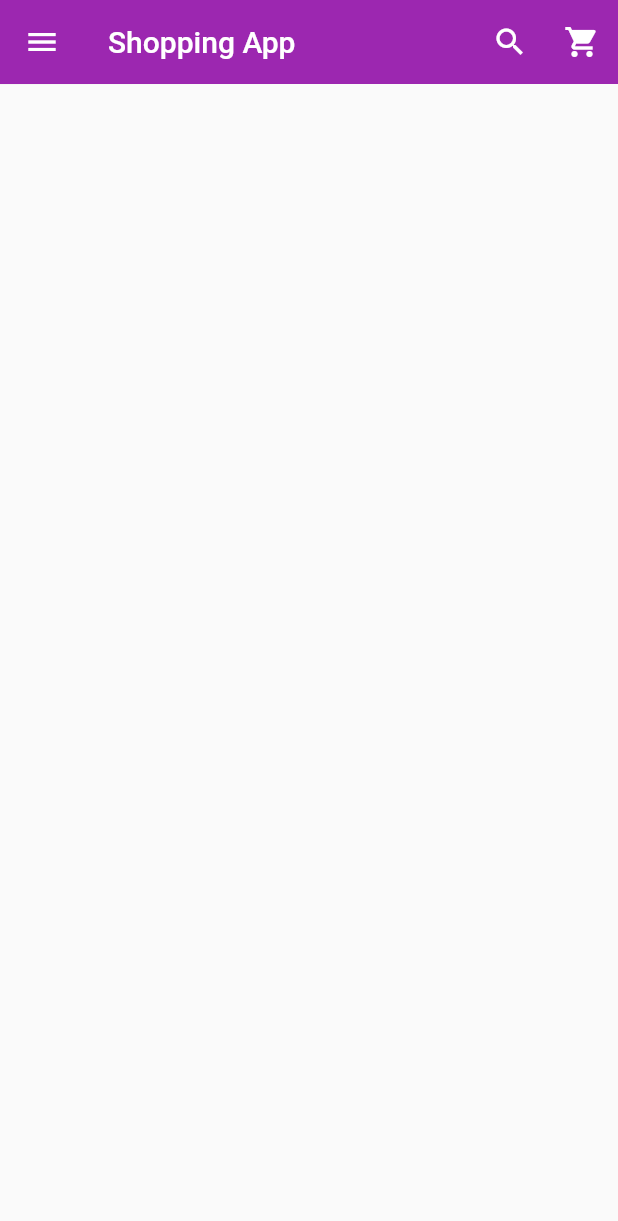
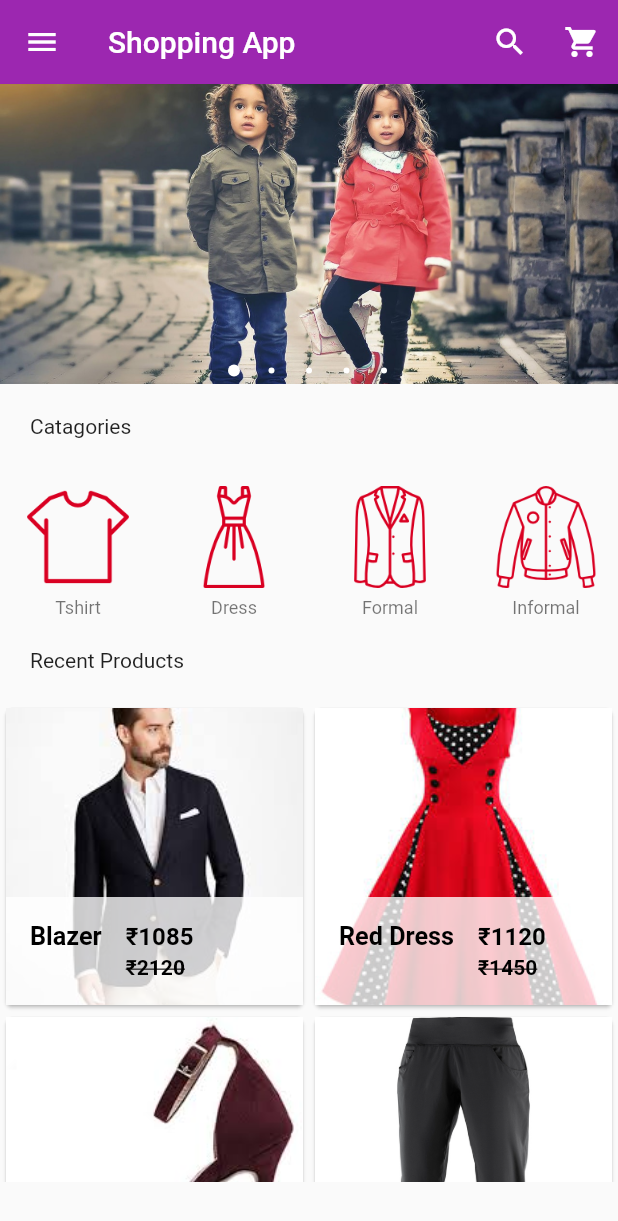
Before and after one commit to Swamim18/ecommerce, a Flutter app: the screen it shows after launch, on a phone screen of 412 x 824 dp. Shown: the top 1221 px of the screen. Run offline on Flutter 3.47's test engine with Material 2 defaults, Android fonts, the phone set to English and light mode, and no system bars; drawn by our look-alikes of carousel_pro.

Commit message:
Product Detail page added

```diff
--- /dev/null
+++ b/lib/components/horizontal_listview.dart
@@ -0,0 +1,73 @@
+import 'package:flutter/material.dart';
+
+class HorizontalList extends StatelessWidget {
+  @override
+  Widget build(BuildContext context) {
+    return Container(
+      height: 100.0,
+      child: ListView(
+        scrollDirection: Axis.horizontal,
+        children: <Widget>[
+          Catagory(
+            imageLocation: 'images/cats/tshirt.png',
+            imageCaption: 'Tshirt',
+          ),
+          Catagory(
+            imageLocation: 'images/cats/dress.png',
+            imageCaption: 'Dress',
+          ),
+          Catagory(
+            imageLocation: 'images/cats/formal.png',
+            imageCaption: 'Formal',
+          ),
+          Catagory(
+            imageLocation: 'images/cats/informal.png',
+            imageCaption: 'Informal',
+          ),
+          Catagory(
+            imageLocation: 'images/cats/shoe.png',
+            imageCaption: 'Shoe',
+          ),
+          Catagory(
+            imageLocation: 'images/cats/jeans.png',
+            imageCaption: 'Jeans',
+          ),
+          Catagory(
+            imageLocation: 'images/cats/accessories.png',
+            imageCaption: 'Accessories',
+          ),
+        ],
+      ),
+    );
+  }
+}
+
+class Catagory extends StatelessWidget {
+  final String imageLocation;
+  final String imageCaption;
+
+  Catagory({this.imageLocation, this.imageCaption});
+
+  @override
+  Widget build(BuildContext context) {
+    return Padding(
+        padding: const EdgeInsets.all(2.0),
+        child: InkWell(
+            onTap: () {},
+            child: Container(
+                width: 100.0,
+                child: ListTile(
+                    title: Image.asset(
+                      imageLocation,
+                      width: 100.0,
+                      height: 80.0,
+                    ),
+                    subtitle: Container(
+                      alignment: Alignment.topCenter,
+                      child: Text(
+                        imageCaption,
+                        style: new TextStyle(fontSize: 12.0),
+                      ),
+                    )))));
+  }
+}
--- /dev/null
+++ b/lib/components/products.dart
@@ -0,0 +1,106 @@
+import 'package:flutter/material.dart';
+import 'package:ecommerce/components/pages/product_details.dart';
+
+class Products extends StatefulWidget {
+  @override
+  _ProductsState createState() => _ProductsState();
+}
+
+class _ProductsState extends State<Products> {
+  var prodList = [
+    {
+      "name": "Blazer",
+      "picture": "images/products/blazer1.jpeg",
+      "old_price": 2120,
+      "price": 1085,
+    },
+    {
+      "name": "Red Dress",
+      "picture": "images/products/dress1.jpeg",
+      "old_price": 1450,
+      "price": 1120,
+    },
+    {
+      "name": "Heels",
+      "picture": "images/products/hills1.jpeg",
+      "old_price": 1100,
+      "price": 985,
+    },
+    {
+      "name": "Pants",
+      "picture": "images/products/pants1.jpg",
+      "old_price": 2120,
+      "price": 1100,
+    },
+  ];
+  @override
+  Widget build(BuildContext context) {
+    return GridView.builder(
+      itemCount: prodList.length,
+      gridDelegate:
+          new SliverGridDelegateWithFixedCrossAxisCount(crossAxisCount: 2),
+      itemBuilder: (BuildContext context, int index) {
+        return SingleProd(
+          prodName: prodList[index]['name'],
+          prodPic: prodList[index]['picture'],
+          prodOldPrice: prodList[index]['old_price'],
+          prodPrice: prodList[index]['price'],
+        );
+      },
+    );
+  }
+}
+
+class SingleProd extends StatelessWidget {
+  final prodName;
+  final prodPic;
+  final prodOldPrice;
+  final prodPrice;
+
+  SingleProd({this.prodName, this.prodPic, this.prodOldPrice, this.prodPrice});
+  @override
+  Widget build(BuildContext context) {
+    return Card(
+      child: Hero(
+          tag: prodName,
+          child: Material(
+              child: InkWell(
+            onTap: () => Navigator.of(context).push(MaterialPageRoute(
+                //Passing the product values here
+                builder: (context) => ProductDetails(
+                      prodDetailName: prodName,
+                      prodDetailNewPrice: prodPrice,
+                      prodDetailOldPrice: prodOldPrice,
+                      prodDetailPicture: prodPic,
+                    ))),
+            child: GridTile(
+                footer: Container(
+                  color: Color.fromARGB(200, 255, 255, 255),
+                  child: Center(
+                      child: ListTile(
+                    leading: Text(prodName,
+                        textScaleFactor: 1.2,
+                        style: TextStyle(
+                            color: Colors.black, fontWeight: FontWeight.bold)),
+                    title: Text(
+                      "₹$prodPrice",
+                      style: TextStyle(
+                          color: Colors.black, fontWeight: FontWeight.bold),
+                    ),
+                    subtitle: Text(
+                      "₹$prodOldPrice",
+                      style: TextStyle(
+                          color: Colors.black,
+                          fontWeight: FontWeight.bold,
+                          decoration: TextDecoration.lineThrough),
+                    ),
+                  )),
+                ),
+                child: Image.asset(
+                  prodPic,
+                  fit: BoxFit.cover,
+                )),
+          ))),
+    );
+  }
+}
--- a/lib/main.dart
+++ b/lib/main.dart
@@ -1,5 +1,8 @@
 import 'package:flutter/material.dart';
 import 'package:carousel_pro/carousel_pro.dart';
+
+import 'package:ecommerce/components/horizontal_listview.dart';
+import 'package:ecommerce/components/products.dart';
 
 void main() {
   runApp(MaterialApp(debugShowCheckedModeBanner: false, home: HomePage()));
@@ -13,19 +16,23 @@ class HomePage extends StatefulWidget {
 class _HomePageState extends State<HomePage> {
   @override
   Widget build(BuildContext context) {
-    Widget image_carousel = new Container(
+    Widget imageCarousel = new Container(
         height: 200.0,
         child: new Carousel(
           boxFit: BoxFit.cover,
           images: [
             AssetImage('images/c1.jpg'),
             AssetImage('images/m1.jpeg'),
-            AssetImage('images/m2.jpeg'),
             AssetImage('images/w1.jpeg'),
             AssetImage('images/w3.jpeg'),
             AssetImage('images/w4.jpeg'),
           ],
-          autoplay: false,
+          autoplay: true,
+          animationCurve: Curves.fastOutSlowIn,
+          animationDuration: Duration(milliseconds: 1000),
+          dotSize: 4.0,
+          indicatorBgPadding: 5.0,
+          dotBgColor: Color.fromARGB(0, 0, 0, 0),
         ));
 
     return Scaffold(
@@ -41,10 +48,12 @@ class _HomePageState extends State<HomePage> {
               onPressed: null)
         ],
       ),
+
+      //DRAWER WIDGET
       drawer: new Drawer(
           child: new ListView(
         children: <Widget>[
-          //header
+          //DRAWER HEADER
           new UserAccountsDrawerHeader(
             accountName: Text('Swamim Saikia'),
             accountEmail: Text('swamim@mail.com'),
@@ -118,6 +127,32 @@ class _HomePageState extends State<HomePage> {
           )
         ],
       )),
+
+      //LIST VIEW WIDGET
+      body: new ListView(
+        children: <Widget>[
+          //IMAGE CAROUSEL HERE
+          imageCarousel,
+          //PADDING WIDGET
+          new Padding(
+            padding: const EdgeInsets.all(20.0),
+            child: new Text('Catagories'),
+          ),
+
+          //HORIZONTAL LIST VIEW HERE
+          HorizontalList(),
+
+          new Padding(
+            padding: const EdgeInsets.all(20.0),
+            child: new Text('Recent Products'),
+          ),
+
+          Container(
+            height: 320,
+            child: Products(),
+          )
+        ],
+      ),
     );
   }
 }
```
Also changed, not shown: lib/components/pages/product_details.dart (added, +207 -0 lines), pubspec.yaml (+18 -1 lines), images/m2.jpg (deleted), pubspec.lock, 2 other files.
